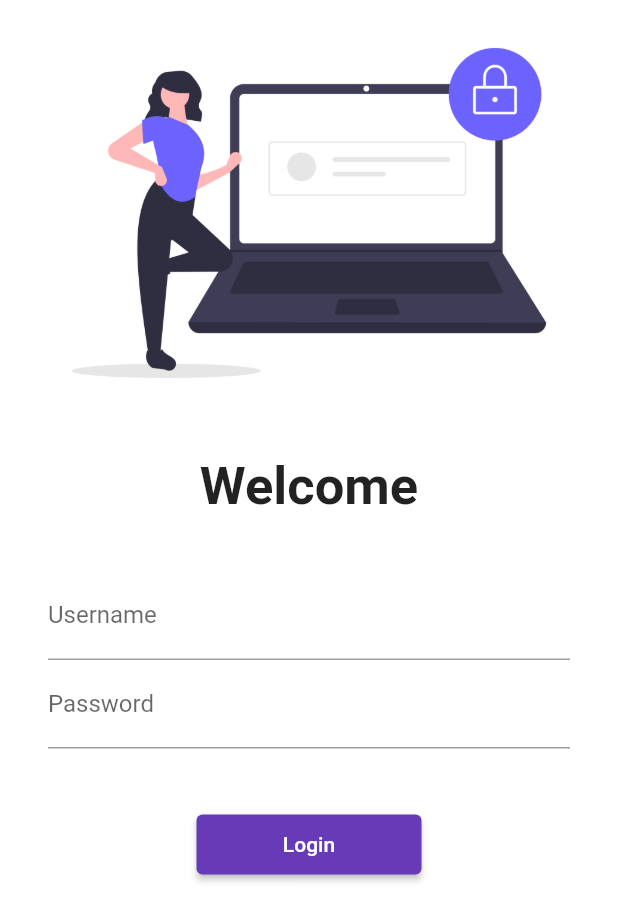
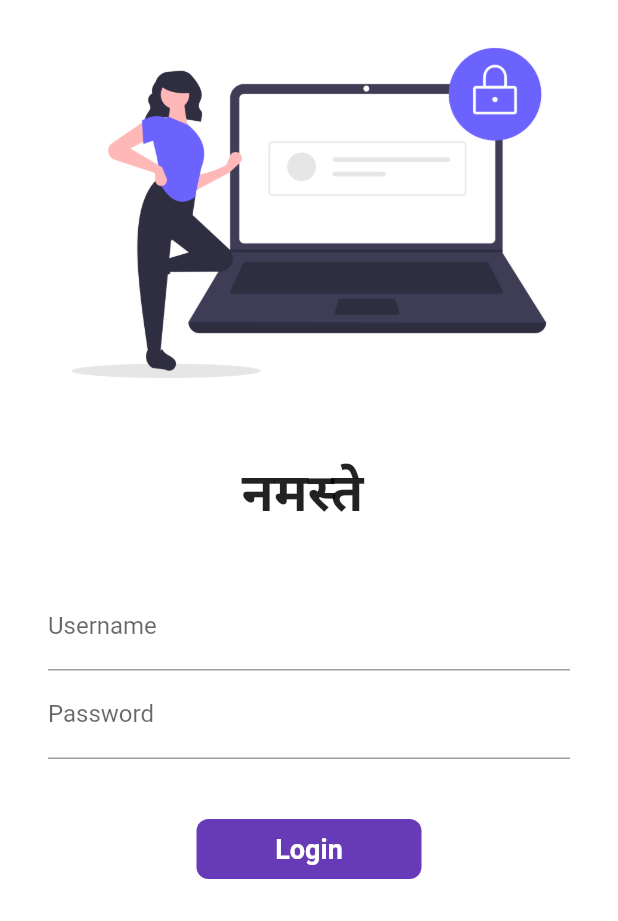
Before and after one commit to Sunny2k25/flutter_catelog, a Flutter app: the screen it shows after launch, on a phone screen of 412 x 824 dp. Shown: the top 921 px of the screen. Run offline on Flutter 3.47's test engine with Material 2 defaults, Android fonts, the phone set to English and light mode, and no system bars; our stand-ins replace google_fonts.

Commit message:
day 6 coompleted

```diff
--- a/lib/Pages/login_page.dart
+++ b/lib/Pages/login_page.dart
@@ -1,11 +1,19 @@
-import 'dart:math';
+//import 'dart:math';
 
 import 'package:flutter/material.dart';
 import 'package:flutter_catelog/utils/routes.dart';
 //import 'package:flutter_catalog/utils/routes.dart';
 
-class LoginPage extends StatelessWidget {
+class LoginPage extends StatefulWidget {
   const LoginPage({super.key});
+
+  @override
+  State<LoginPage> createState() => _LoginPageState();
+}
+
+class _LoginPageState extends State<LoginPage> {
+  String name3 = "";
+  bool changeButton = false;
 
   @override
   Widget build(BuildContext context) {
@@ -22,7 +30,7 @@
                 height: 20.0,
               ),
               Text(
-                "Welcome",
+                "नमस्ते $name3",
                 style: TextStyle(
                   fontSize: 35,
                   fontWeight: FontWeight.bold,
@@ -41,6 +49,10 @@
                         hintText: "Enter username",
                         labelText: "Username",
                       ),
+                      onChanged: (value) {
+                        name3 = value;
+                        setState(() {});
+                      },
                     ),
                     TextFormField(
                       obscureText: true,
@@ -54,13 +66,49 @@
                     ),
                     // ignore: prefer_const_constructors
 
-                    ElevatedButton(
-                      child: Text("Login"),
-                      style: TextButton.styleFrom(minimumSize: Size(150, 40)),
-                      onPressed: () {
-                        Navigator.pushNamed(context, MyRoutes.homeRoute);
-                      },
-                    )
+                    InkWell(
+                        onTap: () async {
+                          setState(() {
+                            changeButton = true;
+                          });
+                          await Future.delayed(Duration(seconds: 1));
+                          Navigator.pushNamed(context, MyRoutes.homeRoute);
+                        },
+                        child: AnimatedContainer(
+                          duration: Duration(seconds: 1),
+                          width: changeButton ? 50 : 150,
+                          height: 40,
+                          alignment: Alignment.center,
+                          child: changeButton
+                              ? Icon(
+                                  Icons.done,
+                                  color: Colors.white,
+                                )
+                              : Text(
+                                  "Login",
+                                  style: TextStyle(
+                                    color: Colors.white,
+                                    fontWeight: FontWeight.bold,
+                                    fontSize: 18,
+                                  ),
+                                ),
+                          decoration: BoxDecoration(
+                            color: Colors.deepPurple,
+                            //shape: changeButton
+                            //? BoxShape.circle
+                            //: BoxShape.rectangle,
+                            borderRadius:
+                                BorderRadius.circular(changeButton ? 20 : 8),
+                          ),
+                        )),
+
+                    // ElevatedButton(
+                    //   child: Text("Login"),
+                    //   style: TextButton.styleFrom(minimumSize: Size(150, 40)),
+                    //   onPressed: () {
+                    //     Navigator.pushNamed(context, MyRoutes.homeRoute);
+                    //   },
+                    // )
                   ],
                 ),
               )
```
Also changed, not shown: 3 other files.
